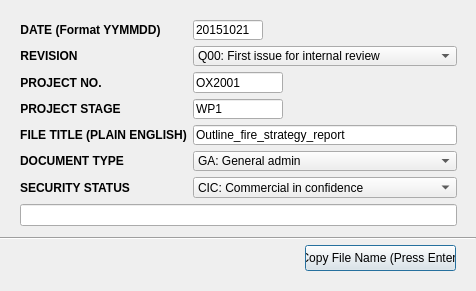
This is fseutil/guilayout/ui/dialog_0601_naming_convention.ui in fsepy/fseutil as Qt 5 draws it before an edit. The edited form follows.
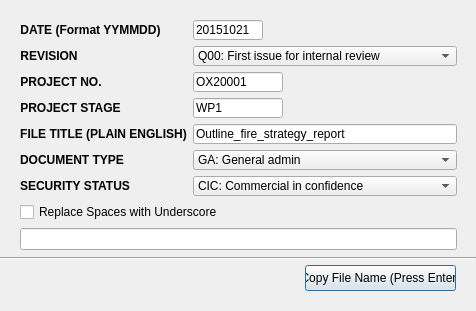
This is the edited form.

Commit message: To improve 0601, added replace spaces option.

```diff
--- a/fseutil/guilayout/ui/dialog_0601_naming_convention.ui
+++ b/fseutil/guilayout/ui/dialog_0601_naming_convention.ui
@@ -7,7 +7,7 @@
     <x>0</x>
     <y>0</y>
     <width>476</width>
-    <height>291</height>
+    <height>311</height>
    </rect>
   </property>
   <property name="windowTitle">
@@ -17,7 +17,7 @@
    <property name="geometry">
     <rect>
      <x>305</x>
-     <y>245</y>
+     <y>265</y>
      <width>151</width>
      <height>26</height>
     </rect>
@@ -32,7 +32,7 @@
      <x>20</x>
      <y>20</y>
      <width>437</width>
-     <height>206</height>
+     <height>230</height>
     </rect>
    </property>
    <layout class="QVBoxLayout" name="verticalLayout">
@@ -159,7 +159,7 @@
          </size>
         </property>
         <property name="text">
-         <string>OX2001</string>
+         <string>OX20001</string>
         </property>
        </widget>
       </item>
@@ -363,6 +363,13 @@
       </item>
      </layout>
     </item>
+    <item>
+     <widget class="QCheckBox" name="checkBox_replace_spaces">
+      <property name="text">
+       <string>Replace Spaces with Underscore</string>
+      </property>
+     </widget>
+    </item>
     <item>
      <widget class="QLineEdit" name="lineEdit_result"/>
     </item>
@@ -372,7 +379,7 @@
    <property name="geometry">
     <rect>
      <x>0</x>
-     <y>230</y>
+     <y>250</y>
      <width>476</width>
      <height>16</height>
     </rect>
```
The commit also changes 1 other file.
